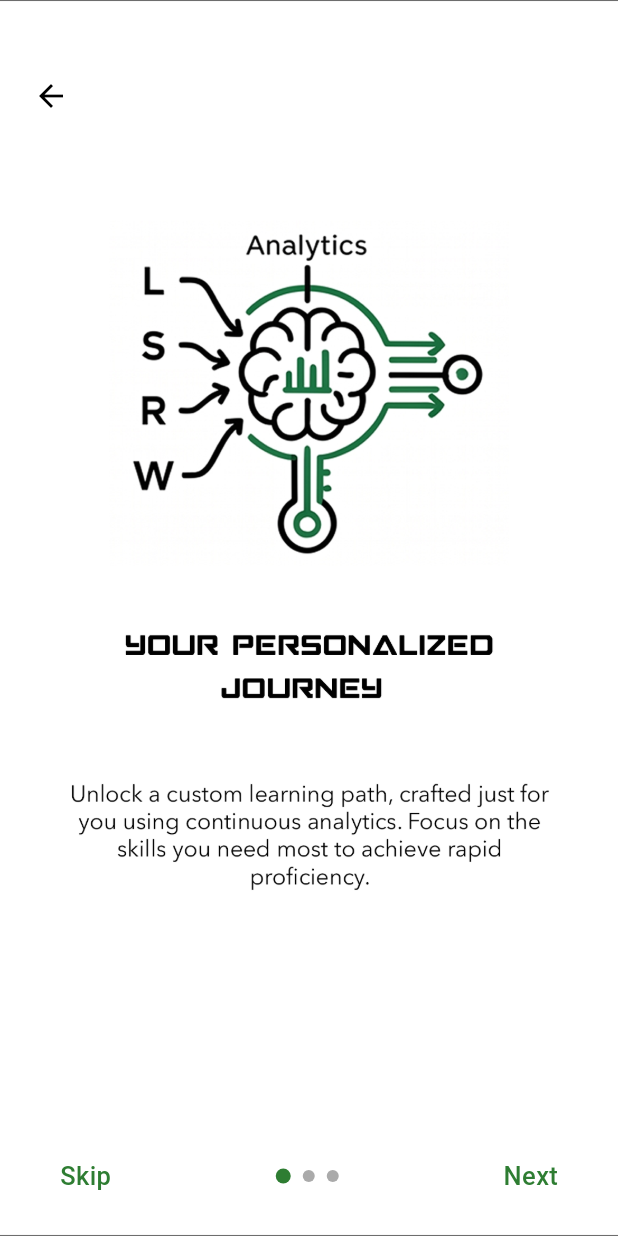
After one commit to Shanmuka-p/Hoot_Path, a Flutter app: the screen it shows after launch, after a tap on "HOOT AI MENTOR", on a phone screen of 412 x 824 dp. The commit adds this screen. Run offline on Flutter 3.47's test engine with Material 3 defaults, Android fonts, the light colour scheme and no system bars; our stand-ins replace device_preview.

Commit message:
Onboarding Screen

```diff
--- /dev/null
+++ b/lib/analytics_screen.dart
@@ -0,0 +1,18 @@
+import 'package:flutter/material.dart';
+
+class AnalyticsScreen extends StatefulWidget {
+  const AnalyticsScreen({super.key});
+
+  @override
+  State<AnalyticsScreen> createState() => _AnalyticsScreenState();
+}
+
+class _AnalyticsScreenState extends State<AnalyticsScreen> {
+  @override
+  Widget build(BuildContext context) {
+    return Scaffold(
+      appBar: AppBar(
+        title: const Text('Analytics Screen'),
+      ));
+  }
+}
--- a/lib/main.dart
+++ b/lib/main.dart
@@ -1,8 +1,14 @@
 import 'package:device_preview/device_preview.dart';
+import 'package:flutter/foundation.dart';
 import 'package:flutter/material.dart';
+import 'package:hoot_path/onboarding_screen.dart';
 
 void main() {
+  if(kIsWeb){
     runApp(DevicePreview(builder: (context) => HootApp(),));
+  }else{
+    runApp(const HootApp());
+  }
 }
 
 class HootApp extends StatelessWidget {
@@ -307,7 +313,11 @@ class HootAIMentorCard extends StatelessWidget {
 
   @override
   Widget build(BuildContext context) {
-    return Container(
+    return GestureDetector(
+      onTap: ()=>{
+        Navigator.push(context, MaterialPageRoute(builder:(context) => OnboardingScreen(),))
+      },
+      child: Container(
         padding: const EdgeInsets.all(20),
         decoration: BoxDecoration(
           boxShadow: [BoxShadow(color: Colors.black,blurRadius: 3,offset: Offset(0, 4))],
@@ -370,7 +380,7 @@ class HootAIMentorCard extends StatelessWidget {
                           size: 24,
                         ),
                         Text(
-                        '0',
+                          '7',
                           style: TextStyle(
                             fontSize: 20,
                             fontWeight: FontWeight.bold,
@@ -391,6 +401,7 @@ class HootAIMentorCard extends StatelessWidget {
               ),
             ),
           ],
+        ),
       ),
     );
   }
--- /dev/null
+++ b/lib/onboarding_screen.dart
@@ -0,0 +1,159 @@
+import 'package:flutter/material.dart';
+import 'package:hoot_path/analytics_screen.dart';
+
+// ─── Color Constants ──────────────────────────────────────────────────────────
+const kGreen = Color(0xFF2E7D32);
+const kGrey  = Color(0xFFAAAAAA);
+
+// ─── Onboarding Screen ────────────────────────────────────────────────────────
+class OnboardingScreen extends StatefulWidget {
+  const OnboardingScreen({super.key});
+
+  @override
+  State<OnboardingScreen> createState() => _OnboardingScreenState();
+}
+
+class _OnboardingScreenState extends State<OnboardingScreen> {
+  final PageController _controller = PageController();
+  int _currentPage = 0;
+
+  final List<String> _images = const [
+    'assets/onboarding/1_screen.png',
+    'assets/onboarding/2_screen.png',
+    'assets/onboarding/3_screen.png',
+  ];
+
+  void _next() {
+    if (_currentPage < _images.length - 1) {
+      _controller.nextPage(
+        duration: const Duration(milliseconds: 350),
+        curve: Curves.easeInOut,
+      );
+    } else {
+      // ── Navigate to HomeScreen, removing onboarding from back stack ──
+      Navigator.pushReplacement(
+        context,
+        MaterialPageRoute(builder: (_) => const AnalyticsScreen()),
+      );
+    }
+  }
+
+  void _skip() {
+    _controller.animateToPage(
+      _images.length - 1,
+      duration: const Duration(milliseconds: 350),
+      curve: Curves.easeInOut,
+    );
+  }
+
+  @override
+  Widget build(BuildContext context) {
+    return Scaffold(
+      backgroundColor: Colors.white,
+      body: Stack(
+        children: [
+
+          // ── Full-screen swiping images ──────────────────────────────────
+          PageView.builder(
+            controller: _controller,
+            itemCount: _images.length,
+            onPageChanged: (i) => setState(() => _currentPage = i),
+            itemBuilder: (context, index) {
+              return Image.asset(
+                _images[index],
+                fit: BoxFit.cover,
+                width: double.infinity,
+                height: double.infinity,
+                alignment: Alignment.center,
+              );
+            },
+          ),
+
+          // ── Back button ─────────────────────────────────────────────────
+          Positioned(
+            top: 40,
+            left: 10,
+            child: IconButton(
+              onPressed: () => Navigator.pop(context),
+              icon: const Icon(Icons.arrow_back),
+              color: Colors.black,
+            ),
+          ),
+
+          // ── Bottom navigation overlay ────────────────────────────────────
+          Positioned(
+            left: 0,
+            right: 0,
+            bottom: 0,
+            child: SafeArea(
+              top: false,
+              child: Padding(
+                padding: const EdgeInsets.symmetric(horizontal: 32, vertical: 20),
+                child: Row(
+                  mainAxisAlignment: MainAxisAlignment.spaceBetween,
+                  children: [
+
+                    // Skip
+                    GestureDetector(
+                      onTap: _skip,
+                      behavior: HitTestBehavior.opaque,
+                      child: const Padding(
+                        padding: EdgeInsets.all(8),
+                        child: Text(
+                          'Skip',
+                          style: TextStyle(
+                            color: kGreen,
+                            fontSize: 17,
+                            fontWeight: FontWeight.w500,
+                          ),
+                        ),
+                      ),
+                    ),
+
+                    // Dot indicators
+                    Row(
+                      mainAxisSize: MainAxisSize.min,
+                      children: List.generate(_images.length, (i) {
+                        final isActive = i == _currentPage;
+                        return AnimatedContainer(
+                          duration: const Duration(milliseconds: 250),
+                          curve: Curves.easeInOut,
+                          margin: const EdgeInsets.symmetric(horizontal: 4),
+                          width: isActive ? 10 : 8,
+                          height: isActive ? 10 : 8,
+                          decoration: BoxDecoration(
+                            shape: BoxShape.circle,
+                            color: isActive ? kGreen : kGrey,
+                          ),
+                        );
+                      }),
+                    ),
+
+                    // Next / Done
+                    GestureDetector(
+                      onTap: _next,
+                      behavior: HitTestBehavior.opaque,
+                      child: Padding(
+                        padding: const EdgeInsets.all(8),
+                        child: Text(
+                          _currentPage == _images.length - 1 ? 'Done' : 'Next',
+                          style: const TextStyle(
+                            color: kGreen,
+                            fontSize: 17,
+                            fontWeight: FontWeight.w500,
+                          ),
+                        ),
+                      ),
+                    ),
+
+                  ],
+                ),
+              ),
+            ),
+          ),
+
+        ],
+      ),
+    );
+  }
+}
--- a/pubspec.yaml
+++ b/pubspec.yaml
@@ -58,8 +58,8 @@ flutter:
   uses-material-design: true
 
   # To add assets to your application, add an assets section, like this:
-  # assets:
-  #   - images/a_dot_burr.jpeg
+  assets:
+    - assets/onboarding/
   #   - images/a_dot_ham.jpeg
 
   # An image asset can refer to one or more resolution-specific "variants", see
```
Also changed, not shown: assets/onboarding/1_screen.png (added), assets/onboarding/2_screen.png (added), assets/onboarding/3_screen.png (added), pubspec.lock, 1 other file. Lines whose indentation alone changed are shown as unchanged.
